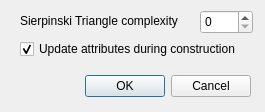
The window that Linear_cell_complex/demo/Linear_cell_complex/CreateSierpinskiTriangle.ui (CGAL/cgal) describes before a commit, drawn with Qt 5.
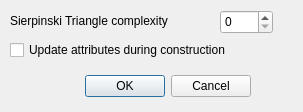
The same window after the commit.

Commit message: Update demo for Menger, Sierpinski Carpet and Sierpinski Triangle.

Diff of the .ui file:
```diff
--- a/Linear_cell_complex/demo/Linear_cell_complex/CreateSierpinskiTriangle.ui
+++ b/Linear_cell_complex/demo/Linear_cell_complex/CreateSierpinskiTriangle.ui
@@ -6,7 +6,7 @@
    <rect>
     <x>0</x>
     <y>0</y>
-    <width>265</width>
+    <width>303</width>
     <height>112</height>
    </rect>
   </property>
@@ -32,9 +32,9 @@
   <widget class="QLabel" name="label">
    <property name="geometry">
     <rect>
-     <x>20</x>
+     <x>10</x>
      <y>13</y>
-     <width>181</width>
+     <width>211</width>
      <height>16</height>
     </rect>
    </property>
@@ -45,7 +45,7 @@
   <widget class="QSpinBox" name="level">
    <property name="geometry">
     <rect>
-     <x>200</x>
+     <x>220</x>
      <y>10</y>
      <width>53</width>
      <height>24</height>
@@ -55,17 +55,17 @@
   <widget class="QCheckBox" name="updateAttributes">
    <property name="geometry">
     <rect>
-     <x>20</x>
+     <x>10</x>
      <y>40</y>
-     <width>241</width>
-     <height>18</height>
+     <width>291</width>
+     <height>20</height>
     </rect>
    </property>
    <property name="text">
     <string>Update attributes during construction</string>
    </property>
    <property name="checked">
-    <bool>true</bool>
+    <bool>false</bool>
    </property>
   </widget>
  </widget>
```
The commit also changes 5 other files.
